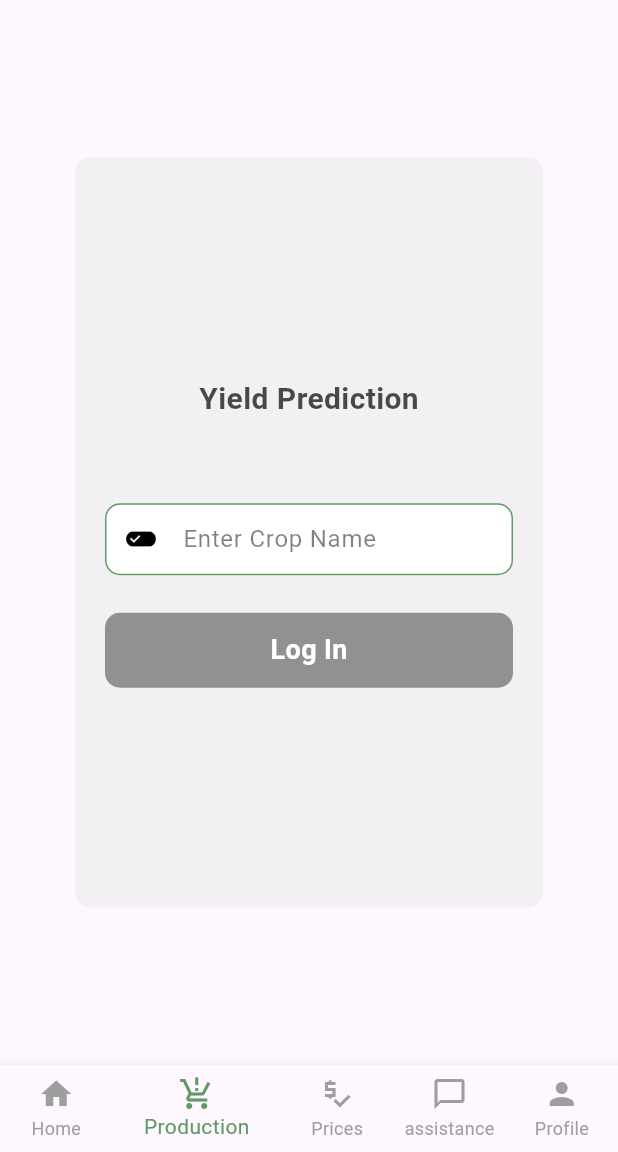
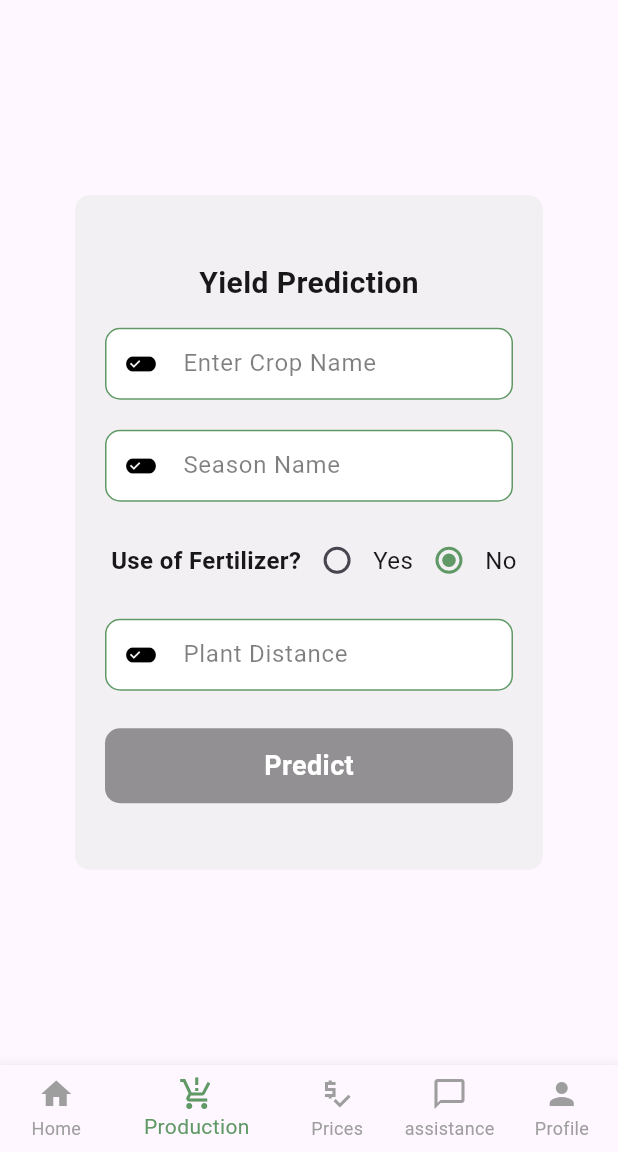
Before and after one commit to Hitesh123mori/Khedut-Mitra, a Flutter app: the screen it shows after launch, item 2 of the bottom bar chosen, on a phone screen of 412 x 824 dp, the part 84-1236 px from its top. Run offline on Flutter 3.47's test engine with Material 3 defaults, Android fonts, the light colour scheme and no system bars; our stand-ins replace cloud_firestore, firebase_auth, firebase_core, firebase_storage, flutter_gemini, fluttertoast and 1 more; accounts and stored records are empty.

Commit message:
yeild production done

```diff
--- a/lib/screens/home_screens/tab_screens/yeid_production.dart
+++ b/lib/screens/home_screens/tab_screens/yeid_production.dart
@@ -1,7 +1,11 @@
+import 'dart:math';
+
 import 'package:flutter/material.dart';
 import 'package:hack_24/screens/utils/color.dart';
 import 'package:hack_24/screens/utils/widgets/auth_button.dart';
 import 'package:hack_24/screens/utils/widgets/custom_text_field.dart';
+
+import '../../utils/widgets/yeid_dialog.dart'; // Import the dialog widget
 
 class YieldPrediction extends StatefulWidget {
   const YieldPrediction({super.key});
@@ -12,27 +16,39 @@ class YieldPrediction extends StatefulWidget {
 
 class _YieldPredictionState extends State<YieldPrediction> {
   final TextEditingController _nameController = TextEditingController();
+  final TextEditingController _seasonController = TextEditingController();
+  final TextEditingController _plantDistanceController = TextEditingController();
+
   final GlobalKey<FormState> _formKey = GlobalKey<FormState>();
 
   bool isButtonEnabled = false;
   bool _isLoading = false;
+  String _useFertilizer = 'No'; // Use 'Yes' or 'No' for radio buttons
 
   @override
   void initState() {
     super.initState();
     _nameController.addListener(updateButtonState);
+    _seasonController.addListener(updateButtonState);
+    _plantDistanceController.addListener(updateButtonState);
   }
 
   void updateButtonState() {
     setState(() {
-      isButtonEnabled = _nameController.text.isNotEmpty;
+      isButtonEnabled = _nameController.text.isNotEmpty &&
+          _seasonController.text.isNotEmpty &&
+          _plantDistanceController.text.isNotEmpty;
     });
   }
 
   @override
   void dispose() {
     _nameController.removeListener(updateButtonState);
+    _seasonController.removeListener(updateButtonState);
+    _plantDistanceController.removeListener(updateButtonState);
     _nameController.dispose();
+    _seasonController.dispose();
+    _plantDistanceController.dispose();
     super.dispose();
   }
 
@@ -47,8 +63,8 @@ class _YieldPredictionState extends State<YieldPrediction> {
             child: Padding(
               padding: const EdgeInsets.symmetric(horizontal: 50, vertical: 10),
               child: Container(
-                height: 500,
-                width: 500,
+                height: 450,
+                width: 450,
                 decoration: BoxDecoration(
                   color: AppColors.theme['primaryColor']!.withOpacity(0.07),
                   borderRadius: BorderRadius.circular(10),
@@ -64,16 +80,95 @@ class _YieldPredictionState extends State<YieldPrediction> {
                         style: TextStyle(
                           fontSize: 20,
                           fontWeight: FontWeight.bold,
-                          color: AppColors.theme['fontColor']!.withOpacity(0.7),
+                          color: AppColors.theme['fontColor']!.withOpacity(0.9),
                         ),
                       ),
-                      const SizedBox(height: 50),
+                      const SizedBox(height: 10),
                       CustomTextField(
                         hintText: "Enter Crop Name",
                         isNumber: false,
                         prefixicon: const Icon(Icons.edit_attributes),
                         obsecuretext: false,
                         controller: _nameController,
+                      ),
+                      const SizedBox(height: 10),
+                      CustomTextField(
+                        hintText: "Season Name",
+                        isNumber: false,
+                        prefixicon: const Icon(Icons.edit_attributes),
+                        obsecuretext: false,
+                        controller: _seasonController,
+                      ),
+                      const SizedBox(height: 10),
+                      Padding(
+                        padding: const EdgeInsets.symmetric(horizontal: 4.0),
+                        child: Row(
+                          children: [
+                            Text(
+                              "Use of Fertilizer?",
+                              style: TextStyle(
+                                fontWeight: FontWeight.bold,
+                                fontSize: 16,
+                                color: AppColors.theme['fontColor']!.withOpacity(0.9),
+                              ),
+                            ),
+                            Spacer(),
+                            Row(
+                              children: [
+                                Row(
+                                  children: [
+                                    Radio<String>(
+                                      value: 'Yes',
+                                      activeColor: AppColors.theme['primaryColor'],
+                                      groupValue: _useFertilizer,
+                                      onChanged: (value) {
+                                        setState(() {
+                                          _useFertilizer = value ?? 'No';
+                                        });
+                                      },
+                                    ),
+                                    Text(
+                                      'Yes',
+                                      style: TextStyle(
+                                        fontSize: 16,
+                                        color: AppColors.theme['fontColor']!.withOpacity(0.9),
+                                      ),
+                                    ),
+                                  ],
+                                ),
+                                Row(
+                                  children: [
+                                    Radio<String>(
+                                      value: 'No',
+                                      activeColor: AppColors.theme['primaryColor'],
+                                      groupValue: _useFertilizer,
+                                      onChanged: (value) {
+                                        setState(() {
+                                          _useFertilizer = value ?? 'Yes';
+                                        });
+                                      },
+                                    ),
+                                    Text(
+                                      'No',
+                                      style: TextStyle(
+                                        fontSize: 16,
+                                        color: AppColors.theme['fontColor']!.withOpacity(0.9),
+                                      ),
+                                    ),
+                                  ],
+                                ),
+                              ],
+                            ),
+                          ],
+                        ),
+                      ),
+                      const SizedBox(height: 10),
+                      CustomTextField(
+                        hintText: "Plant Distance",
+                        isNumber: true,
+                        prefixicon: const Icon(Icons.edit_attributes),
+                        obsecuretext: false,
+                        controller: _plantDistanceController,
                       ),
                       const SizedBox(height: 20),
                       AuthButton(
@@ -84,14 +179,38 @@ class _YieldPredictionState extends State<YieldPrediction> {
                           });
                           FocusScope.of(context).unfocus();
                           if (_formKey.currentState!.validate()) {
-                            // Add your logic here for yield prediction.
+                            // Fetch values
+                            final plantDistance = double.tryParse(_plantDistanceController.text) ?? 0;
+                            final useFertilizerFactor = _useFertilizer == 'Yes' ? 1 : 0;
+
+                            // Basic yield prediction formula
+                            const double A = 10;
+                            const double B = 50;
+
+                            // Calculate yield prediction
+                            final predictedYield = A * plantDistance + B * useFertilizerFactor;
+
+                            // Generate a random yield value
+                            final random = Random();
+                            final randomYield = 1000 + random.nextDouble() * 1000; // Random value between 1000 and 2000
+
+                            // Show dialog
+                            showDialog(
+                              context: context,
+                              builder: (BuildContext context) {
+                                return YieldDialog(
+                                  predictedYield: predictedYield,
+                                  randomYield: randomYield,
+                                );
+                              },
+                            );
                           }
                           setState(() {
                             _isLoading = false;
                           });
                         }
                             : null,
-                        name: _isLoading ? 'Please wait...' : 'Log In',
+                        name: _isLoading ? 'Please wait...' : 'Predict',
                         bcolor: isButtonEnabled
                             ? AppColors.theme['primaryColor']
                             : AppColors.theme['fontColor']!.withOpacity(0.4),
```
Also changed, not shown: lib/screens/utils/widgets/yeid_dialog.dart (added, +53 -0 lines).
